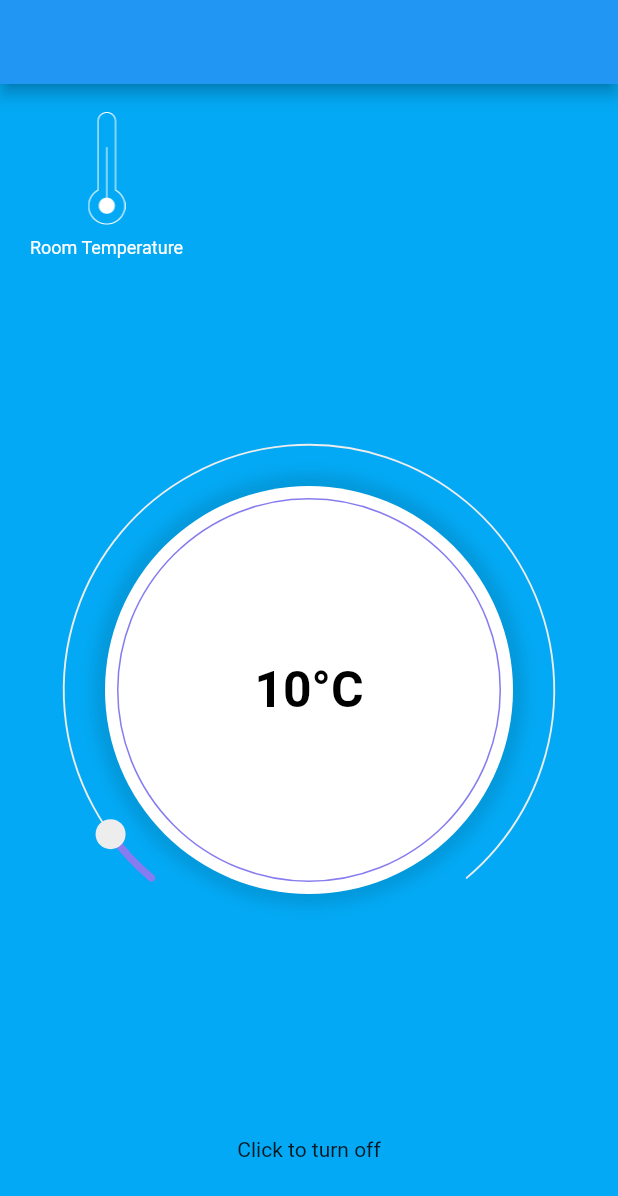
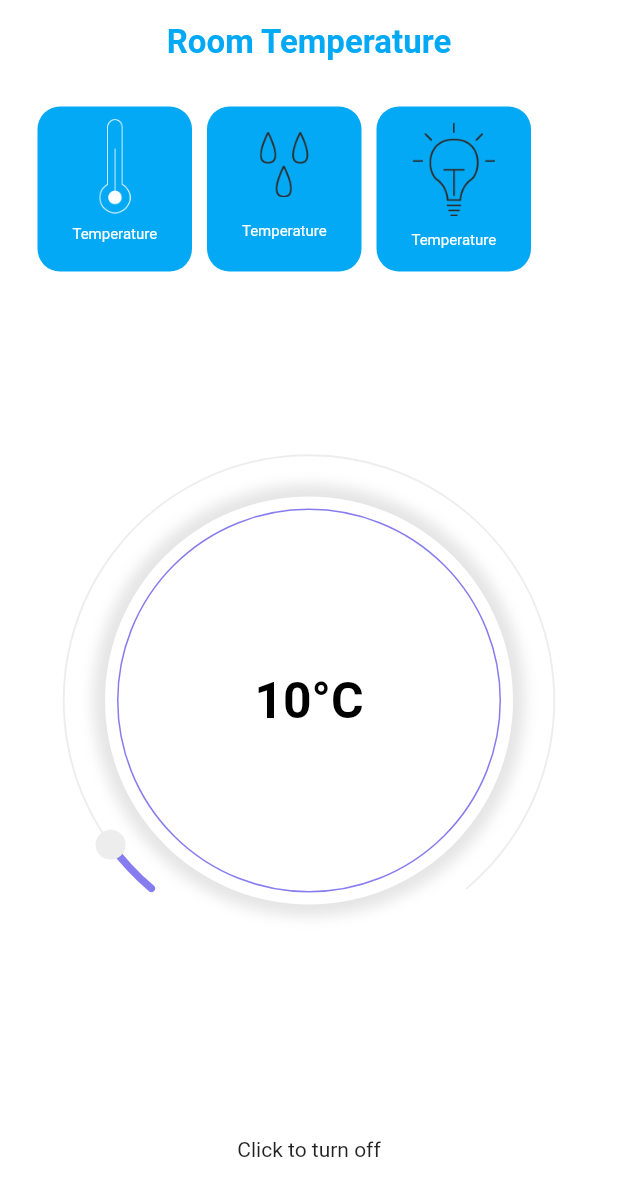
Before and after one commit to farhanyousaf786/room_temp_flutter, a Flutter app: the screen it shows after launch, on a phone screen of 412 x 824 dp. Shown: the top 1196 px of the screen. Run offline on Flutter 3.47's test engine with Material 2 defaults, Android fonts, the phone set to English and light mode, and no system bars; drawn by our look-alikes of sleek_circular_slider; our stand-ins replace get.

Commit message:
Added all front page icons

```diff
--- a/lib/DashBoard/DashBoard.dart
+++ b/lib/DashBoard/DashBoard.dart
@@ -11,28 +11,130 @@ class DashBoard extends StatelessWidget {
   @override
   Widget build(BuildContext context) {
     return Scaffold(
-      backgroundColor: Colors.lightBlue,
-      appBar: AppBar(),
+      backgroundColor: Colors.white,
+      appBar: AppBar(
+        backgroundColor: Colors.white,
+        elevation: 0,
+        centerTitle: true,
+        title: const Text(
+          "Room Temperature",
+          style: TextStyle(fontSize: 22, color: Colors.lightBlue,
+          fontWeight: FontWeight.bold),
+        ),
+      ),
       body: Padding(
         padding: const EdgeInsets.symmetric(horizontal: 20.0, vertical: 10.0),
-        child: Column(children: [
+        child: Column(
+            mainAxisAlignment: MainAxisAlignment.spaceEvenly,
+
+            children: [
           Row(
             children: [
-              Column(
+              GestureDetector(
+                onTap: ()=>{},
+                child: Padding(
+                  padding: const EdgeInsets.all(5.0),
+                  child: Container(
+                    height: 110,
+                    width: MediaQuery.of(context).size.width / 4,
+                    decoration: BoxDecoration(
+                      color: Colors.lightBlue,
+                      borderRadius: BorderRadius.circular(15),
+                    ),
+                    child: Column(
                       children: [
                         Padding(
                           padding: const EdgeInsets.all(8.0),
                           child: Image.asset(
                             AppAssets.temperature,
-                      scale: 1.5,
+                            scale: 1.8,
                           ),
                         ),
-                  Text(
-                    "Room Temperature",
-                    style: TextStyle(fontSize: 12, color: Colors.white),
+                        Padding(
+                          padding: const EdgeInsets.only(
+                              left: 10, right: 10, bottom: 12),
+                          child: Text(
+                            "Temperature",
+                            style: TextStyle(fontSize: 10, color: Colors.white),
+                          ),
                         )
                       ],
+                    ),
+                  ),
+                ),
+              ),
+              GestureDetector(
+                onTap: ()=>{},
+                child: Padding(
+                  padding: const EdgeInsets.all(5.0),
+                  child: Container(
+                    height: 110,
+
+                    width: MediaQuery.of(context).size.width / 4,
+                    decoration: BoxDecoration(
+                      color: Colors.lightBlue,
+                      borderRadius: BorderRadius.circular(15),
+                    ),
+                    child: Column(
+                      mainAxisAlignment: MainAxisAlignment.spaceEvenly,
+                      children: [
+                        Padding(
+                          padding: const EdgeInsets.all(8.0),
+                          child: Image.asset(
+                            AppAssets.humidity,
+                            scale: 1.8,
+                          ),
+                        ),
+                        Padding(
+                          padding: const EdgeInsets.only(
+                              left: 10, right: 10, bottom: 12),
+                          child: Text(
+                            "Temperature",
+                            style: TextStyle(fontSize: 10, color: Colors.white),
+                          ),
                         )
+                      ],
+                    ),
+                  ),
+                ),
+              ),
+              GestureDetector(
+                onTap: ()=>{},
+                child: Padding(
+                  padding: const EdgeInsets.all(5.0),
+                  child: Container(
+                    height: 110,
+
+                    width: MediaQuery.of(context).size.width / 4,
+                    decoration: BoxDecoration(
+                      color: Colors.lightBlue,
+                      borderRadius: BorderRadius.circular(15),
+                    ),
+                    child: Column(
+                      mainAxisAlignment: MainAxisAlignment.spaceEvenly,
+                      children: [
+                        Padding(
+                          padding: const EdgeInsets.all(8.0),
+                          child: Image.asset(
+                            AppAssets.light,
+                            scale: 1.8,
+                          ),
+                        ),
+                        const Padding(
+                          padding: EdgeInsets.only(
+                              left: 10, right: 10, bottom: 12),
+                          child: Text(
+                            "Temperature",
+                            style: TextStyle(fontSize: 10, color: Colors.white),
+                          ),
+                        )
+                      ],
+                    ),
+                  ),
+                ),
+              ),
+
+
             ],
           ),
           Expanded(
```
Lines whose indentation alone changed are shown as unchanged.
